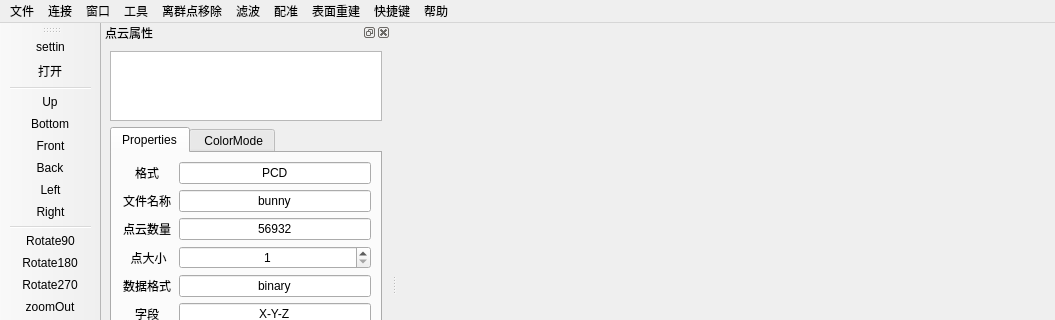
Before: the Qt Designer form pclvisualizer.ui in luolaihua/point-cloud-viewer, drawn with Qt 5; both pictures show x 0 to 1055 and y 0 to 320 of the 1055 by 680 pixel window.
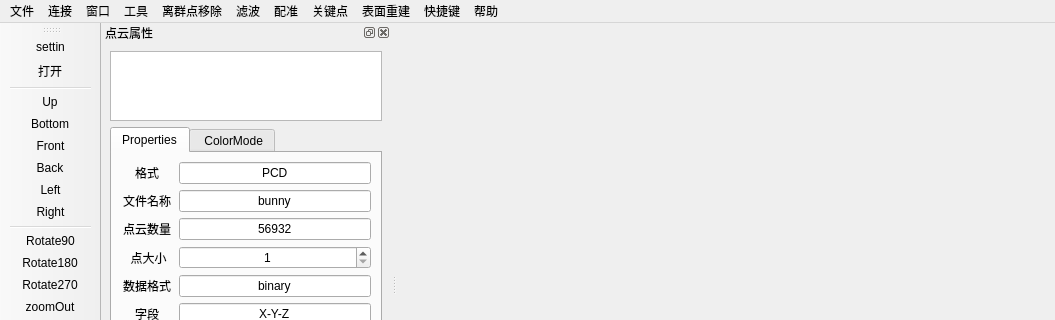
After: the same form once the commit is applied. Icons and pictures are not drawn. Custom widgets are drawn as their Qt base class.

Diff of the .ui file:
```diff
--- a/pclvisualizer.ui
+++ b/pclvisualizer.ui
@@ -7,7 +7,7 @@
     <x>0</x>
     <y>0</y>
     <width>1055</width>
-    <height>667</height>
+    <height>660</height>
    </rect>
   </property>
   <property name="windowTitle">
@@ -197,6 +197,19 @@
     <addaction name="actionfileWin"/>
     <addaction name="actioncolorWin"/>
    </widget>
+   <widget class="QMenu" name="menu_12">
+    <property name="title">
+     <string>关键点</string>
+    </property>
+    <addaction name="actionAgastKeypoint2D"/>
+    <addaction name="actionBriskKeypoint2D"/>
+    <addaction name="actionHarrisKeypoint2D"/>
+    <addaction name="actionHarrisKeypoint3D"/>
+    <addaction name="actionISSKeypoint3D"/>
+    <addaction name="actionNarfKeypoint"/>
+    <addaction name="actionSIFTKeypoint"/>
+    <addaction name="actionSUSANKeypoint"/>
+   </widget>
    <addaction name="menu"/>
    <addaction name="menu_4"/>
    <addaction name="menu_10"/>
@@ -204,6 +217,7 @@
    <addaction name="menu_3"/>
    <addaction name="menu_5"/>
    <addaction name="menu_6"/>
+   <addaction name="menu_12"/>
    <addaction name="menu_7"/>
    <addaction name="menu_2"/>
    <addaction name="menu_8"/>
```
Left out of the diff: 306 changed lines with no effect on the pictures.
